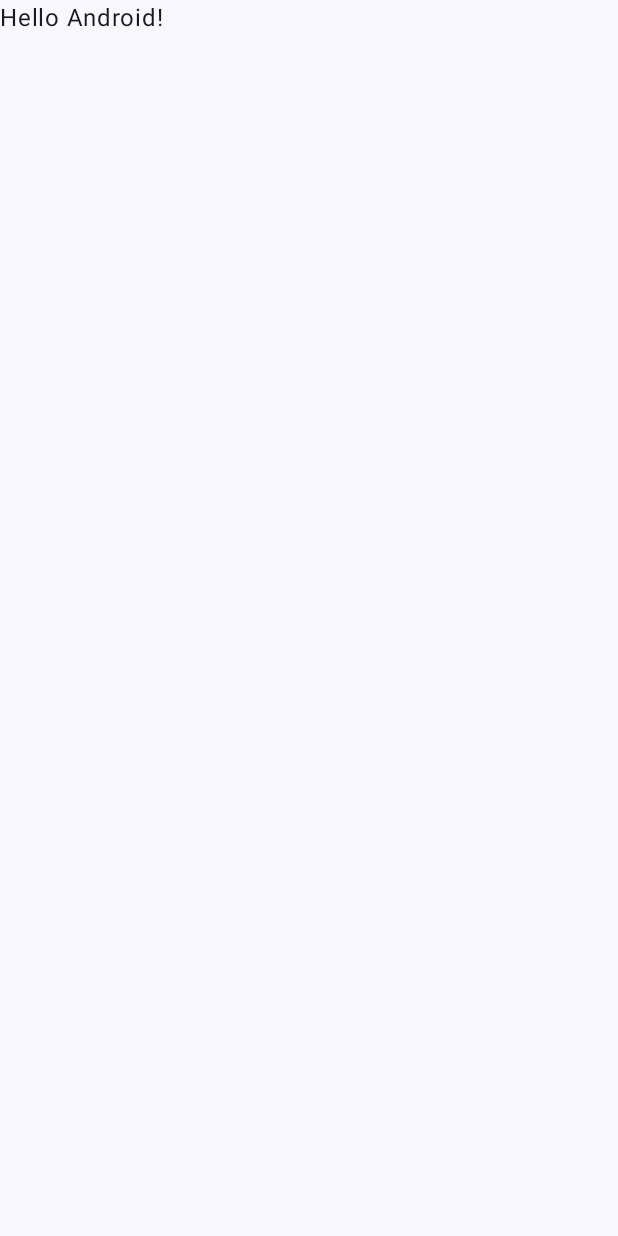
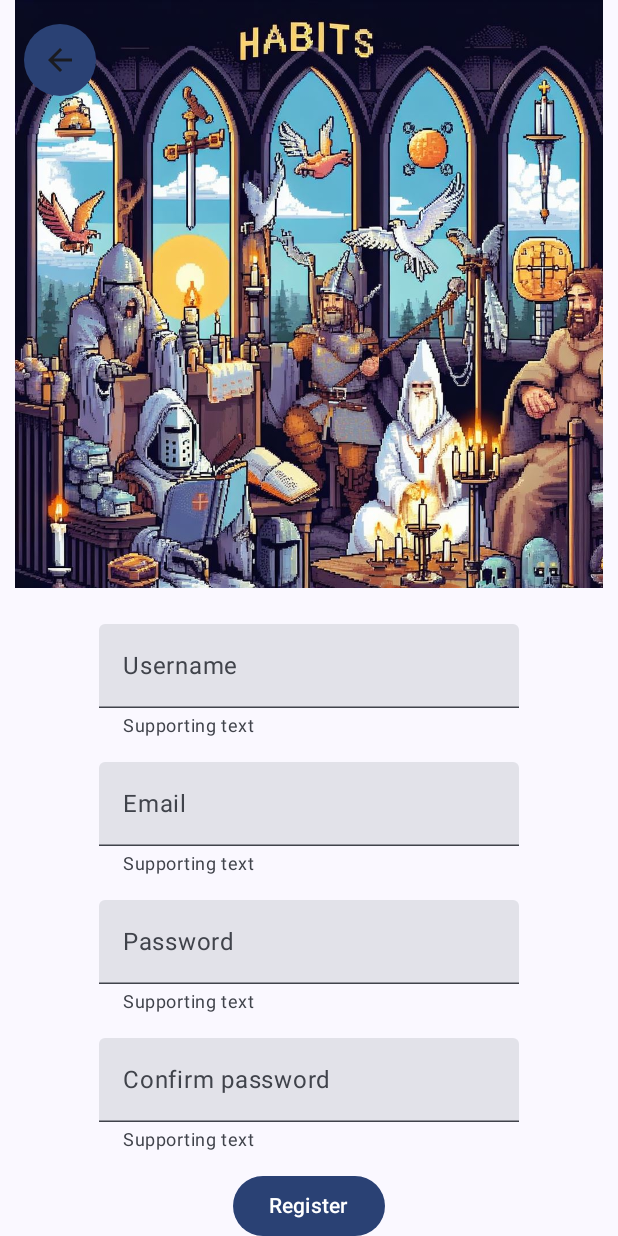
Before and after one commit to ArnoldCatamuscay/TaskHunters-Android, an Android app built with Jetpack Compose: the screen it shows after launch (MainActivity), on a phone screen of 412 x 824 dp. Before the commit the screen is almost empty. Run offline under Robolectric (Android 15) with nearby library versions, the phone set to English and light mode, and no system bars.

Commit message:
Avance pantalla de registro

```diff
--- a/app/src/main/java/co/unicauca/taskhunters/MainActivity.kt
+++ b/app/src/main/java/co/unicauca/taskhunters/MainActivity.kt
@@ -22,7 +22,8 @@ class MainActivity : ComponentActivity() {
                     modifier = Modifier.fillMaxSize(),
                     color = MaterialTheme.colorScheme.background
                 ) {
-                    Greeting("Android")
+                    //Greeting("Android")
+                    RegisterForm()
                 }
             }
         }
--- /dev/null
+++ b/app/src/main/java/co/unicauca/taskhunters/RegisterActivity.kt
@@ -0,0 +1,130 @@
+package co.unicauca.taskhunters
+
+import androidx.compose.foundation.Image
+import androidx.compose.foundation.background
+import androidx.compose.foundation.layout.Box
+import androidx.compose.foundation.layout.Column
+import androidx.compose.foundation.layout.Row
+import androidx.compose.foundation.layout.Spacer
+import androidx.compose.foundation.layout.fillMaxHeight
+import androidx.compose.foundation.layout.fillMaxSize
+import androidx.compose.foundation.layout.fillMaxWidth
+import androidx.compose.foundation.layout.height
+import androidx.compose.foundation.layout.padding
+import androidx.compose.foundation.layout.size
+import androidx.compose.foundation.shape.CircleShape
+import androidx.compose.material.icons.Icons
+import androidx.compose.material.icons.filled.ArrowBack
+import androidx.compose.material.icons.filled.Clear
+import androidx.compose.material3.Button
+import androidx.compose.material3.Icon
+import androidx.compose.material3.IconButton
+import androidx.compose.material3.MaterialTheme
+import androidx.compose.material3.Surface
+import androidx.compose.material3.Text
+import androidx.compose.material3.TextField
+import androidx.compose.runtime.Composable
+import androidx.compose.runtime.getValue
+import androidx.compose.runtime.mutableStateOf
+import androidx.compose.runtime.remember
+import androidx.compose.runtime.setValue
+import androidx.compose.ui.Alignment
+import androidx.compose.ui.Modifier
+import androidx.compose.ui.draw.clip
+import androidx.compose.ui.res.painterResource
+import androidx.compose.ui.text.input.PasswordVisualTransformation
+import androidx.compose.ui.text.input.TextFieldValue
+import androidx.compose.ui.text.input.VisualTransformation
+import androidx.compose.ui.tooling.preview.Preview
+import androidx.compose.ui.unit.dp
+
+@Composable
+fun InputField(
+    placeholder: String,
+    visualTransformation: VisualTransformation = VisualTransformation.None
+) {
+    var text by remember { mutableStateOf(TextFieldValue("")) }
+    TextField(
+        value = text,
+        visualTransformation = visualTransformation,
+        onValueChange = {
+            text = it
+        },
+        placeholder = { Text(text = placeholder) },
+        supportingText = { Text(text = "Supporting text") },
+        trailingIcon = {
+            if (text.text.isNotEmpty()) {
+                IconButton(
+                    onClick = { /* Acción de borrado */ },
+                ) {
+                    Icon(
+                        imageVector = Icons.Default.Clear,
+                        contentDescription = "Clear field"
+                    )
+                }
+            }
+        }
+    )
+    Spacer(modifier = Modifier.padding(8.dp))
+}
+
+@Composable
+fun RegisterForm() {
+    Column(
+        horizontalAlignment = Alignment.CenterHorizontally
+    ) {
+        Box {
+            Image(
+                painter = painterResource(R.drawable.register_image),
+                contentDescription = "Register image",
+                modifier = Modifier
+                    .fillMaxWidth()
+                    .height(392.dp) // Ajusta la altura según tus necesidades
+            )
+            Row(
+                modifier = Modifier
+                    .fillMaxWidth()
+                    .padding(16.dp)
+            ) {
+                IconButton(
+                    onClick = { /* Acción de retroceso */ },
+                    modifier = Modifier
+                        .size(48.dp)
+                        .clip(CircleShape)
+                        .background(MaterialTheme.colorScheme.primary)
+                ) {
+                    Icon(
+                        imageVector = Icons.Default.ArrowBack,
+                        contentDescription = "Back"
+                    )
+                }
+            }
+        }
+        Spacer(modifier = Modifier.padding(12.dp))
+        InputField(placeholder = "Username")
+        InputField(placeholder = "Email")
+        InputField(
+            placeholder = "Password",
+            visualTransformation = PasswordVisualTransformation()
+        )
+        InputField(
+            placeholder = "Confirm password",
+            visualTransformation = PasswordVisualTransformation()
+        )
+        Button(onClick = { /*TODO*/ }) {
+            Text(text = "Register")
+        }
+    }
+}
+
+@Preview
+@Composable
+fun PreviewLabel() {
+    //InputField("Username", keyboardType = KeyboardType.Text)
+    Surface(
+        modifier = Modifier.fillMaxSize(),
+        color = MaterialTheme.colorScheme.background
+    ) {
+        RegisterForm()
+    }
+}
```
Also changed, not shown: app/src/main/res/drawable/register_image.jpg (added).
